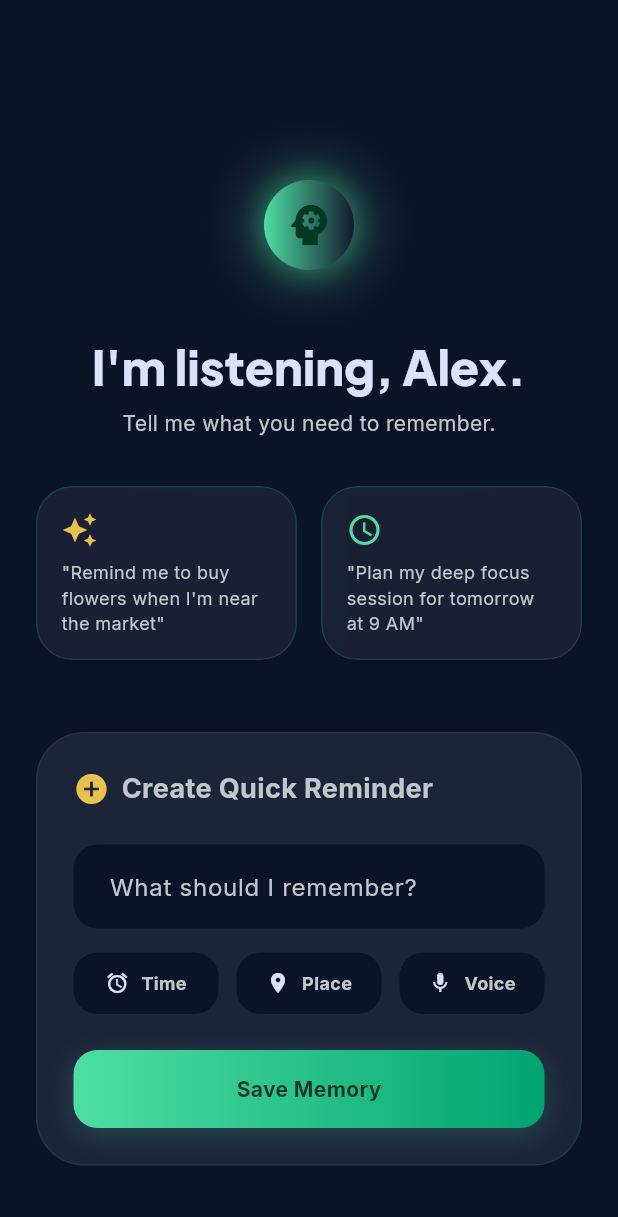
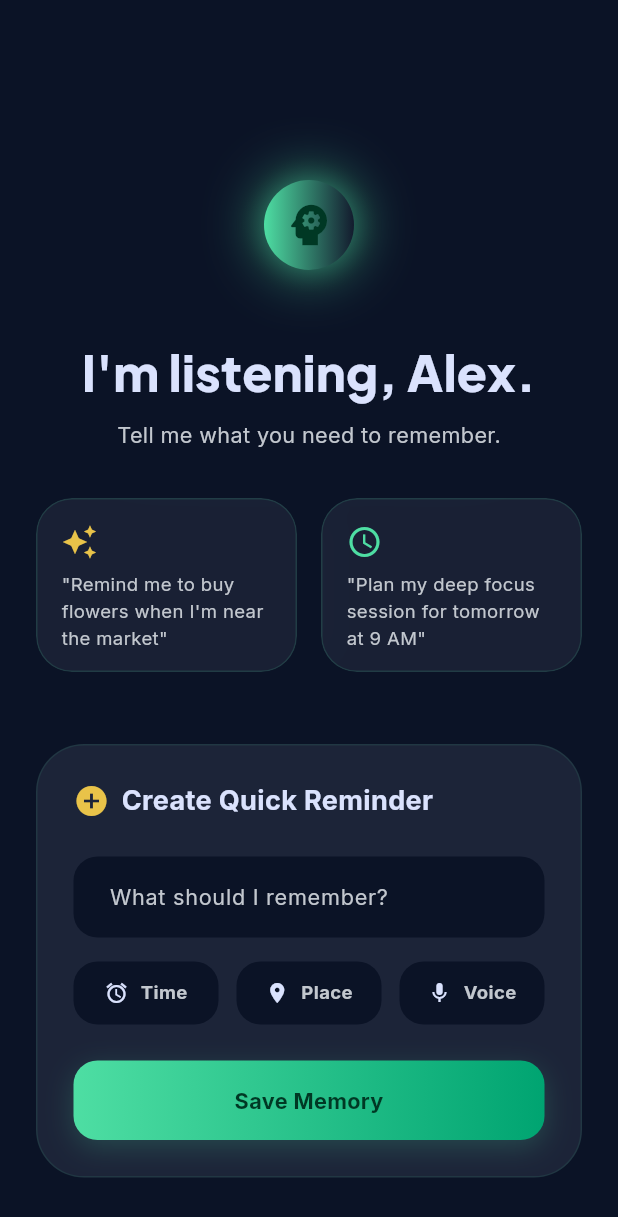
Before and after one commit to ahmed2ismail/Memora_ai_assistant, a Flutter app: the AiAssistantView widget shown alone on an empty page, opened directly, on a phone screen of 412 x 824 dp. Shown: the top 1217 px of the screen. Run offline on Flutter 3.47's test engine with Material 3 defaults, Android fonts, the phone set to English and light mode, and no system bars; our stand-ins replace dartz, equatable, flutter_bloc, get_it, go_router, google_fonts and 1 more; accounts and stored records are empty.

Commit message:
refactor: implement responsive typography and global const optimizations

```diff
--- a/lib/core/routes/app_routes.dart
+++ b/lib/core/routes/app_routes.dart
@@ -2,6 +2,7 @@ import 'package:flutter/material.dart';
 import 'package:go_router/go_router.dart';
 
 import '../../features/main_navigation/presentation/pages/main_scaffold.dart';
+import '../../features/onboarding/presentation/pages/onboarding_page.dart';
 import '../../features/home/presentation/pages/alzheimer_dashboard_page.dart';
 import '../../features/home/presentation/pages/alzheimer_detail_page.dart';
 
--- /dev/null
+++ b/lib/core/theme/app_styles.dart
@@ -0,0 +1,79 @@
+import 'package:flutter/material.dart';
+import 'app_colors.dart';
+
+class AppStyles {
+  /// Core scaling engine. Prevents fonts from going 20% smaller than base or 20% larger.
+  static double getResponsiveFontSize(BuildContext context, {required double fontSize}) {
+    double width = MediaQuery.sizeOf(context).width;
+    double scaleFactor = width < 600 ? width / 400 : width < 900 ? width / 700 : width / 1000;
+    double responsiveFontSize = fontSize * scaleFactor;
+    double lowerLimit = responsiveFontSize * 0.8;
+    double upperLimit = responsiveFontSize * 1.2;
+    return responsiveFontSize.clamp(lowerLimit, upperLimit);
+  }
+
+  // --- Dynamic Headlines (Plus Jakarta Sans) ---
+
+  static TextStyle headline(BuildContext context, {double fontSize = 48, Color color = AppColors.onSurface, FontWeight weight = FontWeight.w900}) {
+    return TextStyle(
+      fontFamily: 'Plus Jakarta Sans',
+      fontSize: getResponsiveFontSize(context, fontSize: fontSize),
+      fontWeight: weight,
+      color: color,
+    );
+  }
+
+  // --- Dynamic Body Texts (Inter) ---
+
+  static TextStyle body12(BuildContext context, {Color color = AppColors.onSurfaceVariant, FontWeight weight = FontWeight.normal}) {
+    return TextStyle(
+      fontFamily: 'Inter',
+      fontSize: getResponsiveFontSize(context, fontSize: 12),
+      fontWeight: weight,
+      color: color,
+    );
+  }
+
+  static TextStyle body14(BuildContext context, {Color color = AppColors.onSurfaceVariant, FontWeight weight = FontWeight.normal}) {
+    return TextStyle(
+      fontFamily: 'Inter',
+      fontSize: getResponsiveFontSize(context, fontSize: 14),
+      fontWeight: weight,
+      color: color,
+    );
+  }
+
+  static TextStyle body16(BuildContext context, {Color color = AppColors.onSurface, FontWeight weight = FontWeight.bold}) {
+    return TextStyle(
+      fontFamily: 'Inter',
+      fontSize: getResponsiveFontSize(context, fontSize: 16),
+      fontWeight: weight,
+      color: color,
+    );
+  }
+
+  static TextStyle body24(BuildContext context, {Color color = AppColors.onSurface, FontWeight weight = FontWeight.bold}) {
+    return TextStyle(
+      fontFamily: 'Inter',
+      fontSize: getResponsiveFontSize(context, fontSize: 24),
+      fontWeight: weight,
+      color: color,
+    );
+  }
+
+  static TextStyle custom(BuildContext context, {
+    required double fontSize,
+    Color color = AppColors.onSurface,
+    FontWeight weight = FontWeight.normal,
+    String? fontFamily,
+    double? letterSpacing,
+  }) {
+    return TextStyle(
+      fontFamily: fontFamily ?? 'Inter',
+      fontSize: getResponsiveFontSize(context, fontSize: fontSize),
+      fontWeight: weight,
+      color: color,
+      letterSpacing: letterSpacing,
+    );
+  }
+}
--- a/lib/features/ai_assistant/presentation/pages/ai_assistant_page.dart
+++ b/lib/features/ai_assistant/presentation/pages/ai_assistant_page.dart
@@ -1,6 +1,7 @@
 import 'package:flutter/material.dart';
 import 'package:flutter_bloc/flutter_bloc.dart';
 import '../../../../core/theme/app_colors.dart';
+import '../../../../core/theme/app_styles.dart';
 import '../../../../core/widgets/glass_card.dart';
 import '../../../../di/injection_container.dart';
 import '../../domain/entities/ai_entities.dart';
@@ -122,9 +123,9 @@ class _AiAssistantViewState extends State<AiAssistantView> {
           ),
         ),
         const SizedBox(height: 24),
-        Text("I'm listening, Alex.", style: Theme.of(context).textTheme.headlineLarge?.copyWith(fontWeight: FontWeight.w800, fontSize: 32)),
+        Text("I'm listening, Alex.", style: AppStyles.headline(context, weight: FontWeight.w800, fontSize: 32)),
         const SizedBox(height: 8),
-        Text("Tell me what you need to remember.", style: Theme.of(context).textTheme.bodyMedium),
+        Text("Tell me what you need to remember.", style: AppStyles.body14(context)),
       ],
     );
   }
@@ -149,7 +150,7 @@ class _AiAssistantViewState extends State<AiAssistantView> {
               children: [
                 Icon(_getIcon(suggestion.iconName), color: color, size: 24),
                 const SizedBox(height: 8),
-                Text(suggestion.text, style: const TextStyle(fontSize: 12, color: AppColors.onSurfaceVariant)),
+                Text(suggestion.text, style: AppStyles.body12(context, color: AppColors.onSurfaceVariant)),
               ],
             ),
           ),
@@ -161,7 +162,7 @@ class _AiAssistantViewState extends State<AiAssistantView> {
   Widget _buildChatHistory(BuildContext context, List<ChatMessage> history, bool isProcessing) {
     return Column(
       children: [
-        ...history.map((msg) => _buildChatBubble(msg)),
+        ...history.map((msg) => _buildChatBubble(context, msg)),
         if (isProcessing)
           Align(
             alignment: Alignment.centerLeft,
@@ -182,7 +183,7 @@ class _AiAssistantViewState extends State<AiAssistantView> {
     );
   }
 
-  Widget _buildChatBubble(ChatMessage msg) {
+  Widget _buildChatBubble(BuildContext context, ChatMessage msg) {
     return Align(
       alignment: msg.isUser ? Alignment.centerRight : Alignment.centerLeft,
       child: Container(
@@ -201,10 +202,7 @@ class _AiAssistantViewState extends State<AiAssistantView> {
         ),
         child: Text(
           msg.text,
-          style: TextStyle(
-            color: msg.isUser ? AppColors.primary : AppColors.onSurface,
-            fontSize: 14,
-          ),
+          style: AppStyles.body14(context, color: msg.isUser ? AppColors.primary : AppColors.onSurface),
         ),
       ),
     );
@@ -222,19 +220,19 @@ class _AiAssistantViewState extends State<AiAssistantView> {
         crossAxisAlignment: CrossAxisAlignment.start,
         children: [
           Row(
-            children: const [
-              Icon(Icons.add_circle, color: AppColors.secondary),
-              SizedBox(width: 8),
-              Text("Create Quick Reminder", style: TextStyle(fontWeight: FontWeight.bold, fontSize: 18)),
+            children: [
+              const Icon(Icons.add_circle, color: AppColors.secondary),
+              const SizedBox(width: 8),
+              Text("Create Quick Reminder", style: AppStyles.body16(context, weight: FontWeight.bold).copyWith(fontSize: 18)),
             ],
           ),
           const SizedBox(height: 24),
           TextField(
             controller: _inputController,
-            style: const TextStyle(color: AppColors.onSurface),
+            style: AppStyles.body14(context, color: AppColors.onSurface),
             decoration: InputDecoration(
               hintText: "What should I remember?",
-              hintStyle: const TextStyle(color: AppColors.onSurfaceVariant),
+              hintStyle: AppStyles.body14(context, color: AppColors.onSurfaceVariant),
               filled: true,
               fillColor: AppColors.surface,
               border: OutlineInputBorder(borderRadius: BorderRadius.circular(16), borderSide: BorderSide.none),
@@ -250,11 +248,11 @@ class _AiAssistantViewState extends State<AiAssistantView> {
           const SizedBox(height: 16),
           Row(
             children: [
-              Expanded(child: _buildActionButton(Icons.alarm, "Time")),
+              Expanded(child: _buildActionButton(context, Icons.alarm, "Time")),
               const SizedBox(width: 12),
-              Expanded(child: _buildActionButton(Icons.location_on, "Place")),
+              Expanded(child: _buildActionButton(context, Icons.location_on, "Place")),
               const SizedBox(width: 12),
-              Expanded(child: _buildActionButton(Icons.mic, "Voice")),
+              Expanded(child: _buildActionButton(context, Icons.mic, "Voice")),
             ],
           ),
           const SizedBox(height: 24),
@@ -276,9 +274,9 @@ class _AiAssistantViewState extends State<AiAssistantView> {
                       _inputController.clear();
                     }
                   },
-                  child: const Padding(
-                    padding: EdgeInsets.symmetric(vertical: 16),
-                    child: Center(child: Text("Save Memory", style: TextStyle(fontWeight: FontWeight.bold, color: Color(0xFF003824)))),
+                  child: Padding(
+                    padding: const EdgeInsets.symmetric(vertical: 16),
+                    child: Center(child: Text("Save Memory", style: AppStyles.body14(context, color: const Color(0xFF003824), weight: FontWeight.bold))),
                   ),
                 ),
               ),
@@ -289,7 +287,7 @@ class _AiAssistantViewState extends State<AiAssistantView> {
     );
   }
 
-  Widget _buildActionButton(IconData icon, String label) {
+  Widget _buildActionButton(BuildContext context, IconData icon, String label) {
     return Container(
       padding: const EdgeInsets.symmetric(vertical: 12),
       decoration: BoxDecoration(
@@ -301,7 +299,7 @@ class _AiAssistantViewState extends State<AiAssistantView> {
         children: [
           Icon(icon, size: 16, color: AppColors.onSurface),
           const SizedBox(width: 8),
-          Text(label, style: const TextStyle(fontSize: 12, fontWeight: FontWeight.bold)),
+          Text(label, style: AppStyles.body12(context, weight: FontWeight.bold)),
         ],
       ),
     );
@@ -311,7 +309,7 @@ class _AiAssistantViewState extends State<AiAssistantView> {
     return Column(
       crossAxisAlignment: CrossAxisAlignment.start,
       children: [
-        const Text("SMART CONTEXT", style: TextStyle(color: AppColors.onSurfaceVariant, fontWeight: FontWeight.bold, fontSize: 10, letterSpacing: 2)),
+        Text("SMART CONTEXT", style: AppStyles.custom(context, color: AppColors.onSurfaceVariant, weight: FontWeight.bold, fontSize: 10, letterSpacing: 2)),
         const SizedBox(height: 16),
         ...contexts.map((ctx) => GlassCard(
           padding: const EdgeInsets.all(16),
@@ -328,9 +326,9 @@ class _AiAssistantViewState extends State<AiAssistantView> {
                 child: Column(
                   crossAxisAlignment: CrossAxisAlignment.start,
                   children: [
-                    Text(ctx.title, style: const TextStyle(fontWeight: FontWeight.bold, fontSize: 14)),
+                    Text(ctx.title, style: AppStyles.body14(context, weight: FontWeight.bold)),
                     const SizedBox(height: 4),
-                    Text(ctx.description, style: Theme.of(context).textTheme.bodySmall?.copyWith(color: AppColors.onSurfaceVariant)),
+                    Text(ctx.description, style: AppStyles.body12(context, color: AppColors.onSurfaceVariant)),
                   ],
                 ),
               ),
--- a/pubspec.yaml
+++ b/pubspec.yaml
@@ -42,6 +42,8 @@ dependencies:
   dio: ^5.9.2
   shared_preferences: ^2.5.5
   google_fonts: ^8.0.2
+  google_generative_ai: ^0.4.7
+  flutter_dotenv: ^6.0.0
 
 dev_dependencies:
   flutter_test:
```
Also changed, not shown: lib/features/home/presentation/pages/alzheimer_dashboard_page.dart (+25 -23 lines), lib/features/home/presentation/pages/alzheimer_detail_page.dart (+32 -31 lines), lib/features/home/presentation/pages/general_dashboard_page.dart (+17 -18 lines), lib/features/home/presentation/pages/general_detail_page.dart (+27 -26 lines), lib/features/home/presentation/pages/student_dashboard_page.dart (+19 -17 lines), lib/features/home/presentation/pages/student_detail_page.dart (+36 -34 lines), pubspec.lock.
